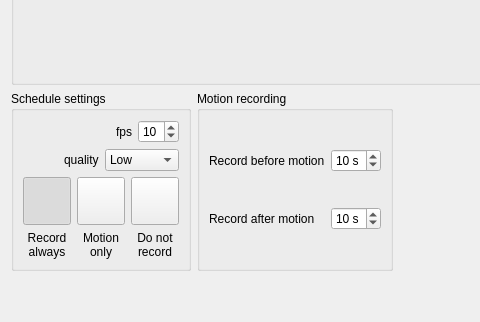
This is client/src/ui/device_settings/camera_schedule_widget.ui in networkoptix/nx_open as Qt 5 draws it before an edit; both pictures show x 0 to 480 and y 178 to 500 of the 957 by 500 pixel window. The edited form follows.
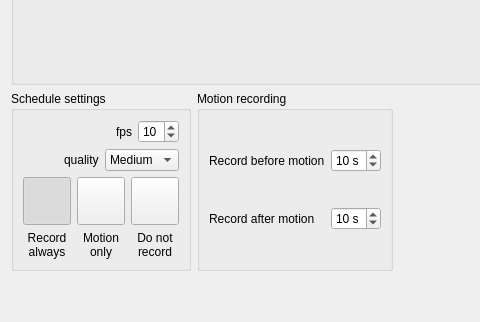
This is the edited form. Custom widgets are drawn as their Qt base class.

Commit message:
schedule grid default quality changed to "Medium"
<==== Mercurial data ====>
Branch: master

```diff
--- a/client/src/ui/device_settings/camera_schedule_widget.ui
+++ b/client/src/ui/device_settings/camera_schedule_widget.ui
@@ -192,6 +192,9 @@
           </item>
           <item>
            <widget class="QComboBox" name="comboBoxQuality">
+            <property name="currentIndex">
+             <number>1</number>
+            </property>
             <item>
              <property name="text">
               <string>Low</string>
```
The commit also changes 1 other file.
